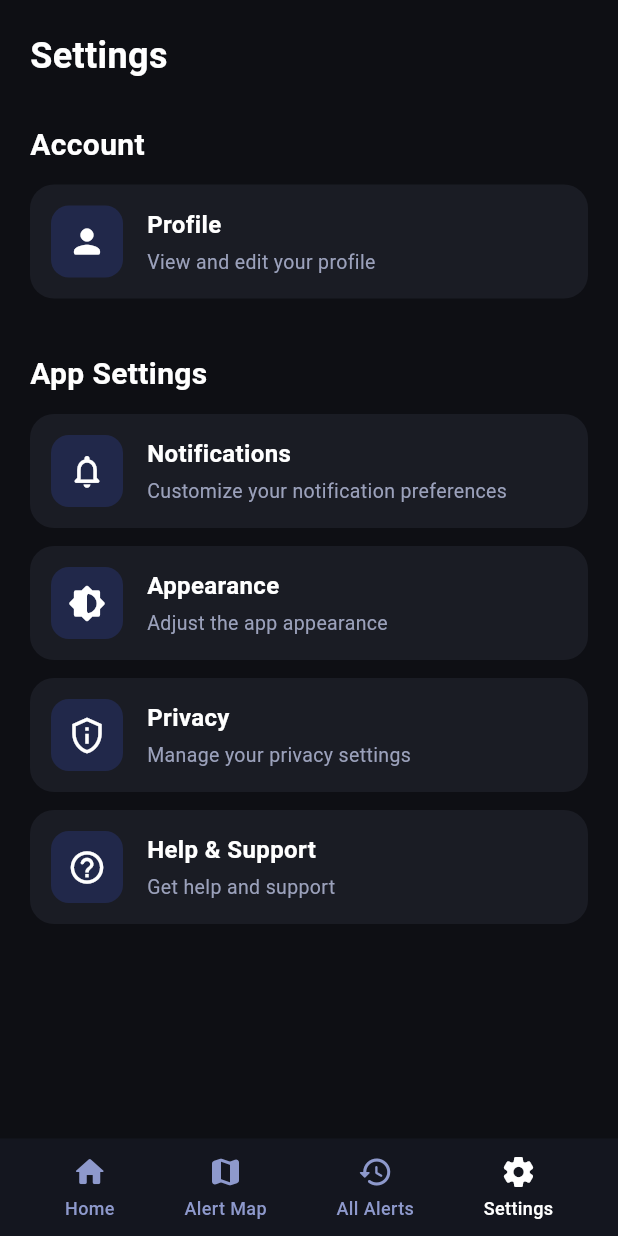
After one commit to Jejid/Global_Alert_GNSS, a Flutter app: the SettingsScreen screen opened directly, item 2 of the bottom bar chosen, after a tap on the "close" icon, on a phone screen of 412 x 824 dp. The commit adds this screen. Run offline on Flutter 3.47's test engine with Material 3 defaults, Android fonts, the phone set to English and light mode, and no system bars; our stand-ins replace flutter_map, google_maps_flutter, latlong2, lucide_icons; missing offline and left inert: flutter_map_tile_caching.

Commit message:
UI base done

```diff
--- a/lib/l10n/app_localizations.dart
+++ b/lib/l10n/app_localizations.dart
@@ -217,6 +217,12 @@ abstract class AppLocalizations {
   /// In en, this message translates to:
   /// **'Source'**
   String get source;
+
+  /// No description provided for @settings.
+  ///
+  /// In en, this message translates to:
+  /// **'Settings'**
+  String get settings;
 }
 
 class _AppLocalizationsDelegate
--- a/lib/l10n/app_localizations_en.dart
+++ b/lib/l10n/app_localizations_en.dart
@@ -67,4 +67,7 @@ class AppLocalizationsEn extends AppLocalizations {
 
   @override
   String get source => 'Source';
+
+  @override
+  String get settings => 'Settings';
 }
--- a/lib/l10n/app_localizations_es.dart
+++ b/lib/l10n/app_localizations_es.dart
@@ -67,4 +67,7 @@ class AppLocalizationsEs extends AppLocalizations {
 
   @override
   String get source => 'Fuente';
+
+  @override
+  String get settings => 'Configuraciones';
 }
--- a/lib/l10n/intl_en.arb
+++ b/lib/l10n/intl_en.arb
@@ -19,5 +19,6 @@
   "message": "Message",
   "alertInformation": "Alert Information",
   "timestamp": "Timestamp",
-  "source": "Source"
+  "source": "Source",
+  "settings": "Settings"
 }
--- a/lib/l10n/intl_es.arb
+++ b/lib/l10n/intl_es.arb
@@ -19,5 +19,6 @@
   "message": "Mensaje",
   "alertInformation": "Información de Alerta",
   "timestamp": "Fecha de envío",
-  "source": "Fuente"
+  "source": "Fuente",
+  "settings": "Configuraciones"
 }
--- a/lib/screens/alerts_list_screen.dart
+++ b/lib/screens/alerts_list_screen.dart
@@ -1,4 +1,5 @@
 import 'package:flutter/material.dart';
+import 'package:global_alert_gnss/screens/settings_screen.dart';
 import '../models/alert_message_model.dart';
 import '../services/alert_service.dart';
 import '../utils/alert_utils.dart';
@@ -227,10 +228,13 @@ class _AlertsListScreenState extends State<AlertsListScreen> {
                   ),
                   _buildFooterButton(
                     icon: Icons.settings_rounded,
-                    label: loc.appTitle,
+                    label: loc.settings,
                     isActive: false,
                     onTap: () {
-                      // navegación futura
+                      Navigator.push(
+                        context,
+                        MaterialPageRoute(builder: (_) => const SettingsScreen()),
+                      );
                     },
                   ),
                 ],
--- a/lib/screens/home_screen.dart
+++ b/lib/screens/home_screen.dart
@@ -1,5 +1,6 @@
 import 'package:flutter/material.dart';
 import 'package:flutter_map/flutter_map.dart';
+import 'package:global_alert_gnss/screens/settings_screen.dart';
 import 'package:latlong2/latlong.dart';
 import '../utils/alert_utils.dart';
 import '../models/alert_message_model.dart';
@@ -258,7 +259,11 @@ class _HomeScreenState extends State<HomeScreen> with SingleTickerProviderStateM
               child: Row(
                 mainAxisAlignment: MainAxisAlignment.spaceAround,
                 children: [
-                  _buildFooterButton(icon: Icons.home_rounded, label: loc.home, isActive: true, onTap: () {}),
+                  _buildFooterButton(icon:
+                      Icons.home_rounded,
+                      label: loc.home,
+                      isActive: true,
+                      onTap: () {}),
                   _buildFooterButton(
                     icon: Icons.map_rounded,
                     label: loc.alertMap,
@@ -283,10 +288,13 @@ class _HomeScreenState extends State<HomeScreen> with SingleTickerProviderStateM
                   ),
                   _buildFooterButton(
                     icon: Icons.settings_rounded,
-                    label: loc.appTitle,
+                    label: loc.settings,
                     isActive: false,
                     onTap: () {
-                      // Configuración futura
+                      Navigator.push(
+                        context,
+                        MaterialPageRoute(builder: (_) => const SettingsScreen()),
+                      );
                     },
                   ),
                 ],
--- a/lib/screens/map_screen.dart
+++ b/lib/screens/map_screen.dart
@@ -1,8 +1,13 @@
 import 'package:flutter/material.dart';
 import 'package:flutter_map/flutter_map.dart';
+import 'package:global_alert_gnss/screens/settings_screen.dart';
 import 'package:latlong2/latlong.dart';
 import '../models/alert_message_model.dart';
 import '../utils/alert_utils.dart';
+import '../screens/alert_detail_screen.dart';
+import '../screens/alerts_list_screen.dart';
+import '../l10n/app_localizations.dart';
+import 'home_screen.dart';
 
 class MapScreen extends StatelessWidget {
   final List<AlertMessage> alerts;
@@ -11,42 +16,168 @@ class MapScreen extends StatelessWidget {
 
   @override
   Widget build(BuildContext context) {
-    final markers = <Marker>[];
-    for (final alert in alerts) {
-      final color = AlertUtils.getAlertColor(alert.type);
-      for (final loc in alert.locations ?? []) {
-        markers.add(
+    const backgroundColor = Color(0xFF0E0F14);
+    const footerColor = Color(0xFF14161F);
+    const textColor = Colors.white;
+    const secondaryText = Color(0xFF9ba1bb);
+
+    final loc = AppLocalizations.of(context)!;
+
+    final markers = <Marker>[
+      for (var alert in alerts)
+        if (alert.locations != null)
+          for (var loc in alert.locations!)
             Marker(
-            point: LatLng(loc.lat, loc.lon),
               width: 40,
               height: 40,
+              point: LatLng(loc.lat, loc.lon),
               child: Icon(
                 Icons.location_on,
-              color: color,
+                color: AlertUtils.getAlertColor(alert.type),
                 size: 32,
+              ),
+            )
+    ];
+
+    return Scaffold(
+      backgroundColor: backgroundColor,
+      body: SafeArea(
+        child: Column(
+          children: [
+            // Header
+            Padding(
+              padding: const EdgeInsets.fromLTRB(20, 16, 20, 8),
+              child: Row(
+                children: [
+                  const Icon(Icons.map_rounded, color: textColor, size: 28),
+                  const SizedBox(width: 10),
+                  Expanded(
+                    child: Text(
+                      loc.alertMap,
+                      style: const TextStyle(
+                        fontSize: 22,
+                        fontWeight: FontWeight.bold,
+                        color: textColor,
+                      ),
+                    ),
+                  ),
+                  IconButton(
+                    icon: const Icon(Icons.close_rounded, color: Colors.white),
+                    onPressed: () => Navigator.pop(context),
+                  ),
+                ],
+              ),
+            ),
+
+            // Map Viewer
+            Expanded(
+              child: Padding(
+                padding: const EdgeInsets.symmetric(horizontal: 10),
+                child: ClipRRect(
+                  borderRadius: BorderRadius.circular(16),
+                  child: FlutterMap(
+                    options: MapOptions(
+                      initialCenter: markers.isNotEmpty
+                          ? markers.first.point
+                          : const LatLng(4.236479, -72.708779),
+                      initialZoom: 3.5,
+                    ),
+                    children: [
+                      TileLayer(
+                        urlTemplate:
+                        'https://tile.openstreetmap.org/{z}/{x}/{y}.png',
+                        userAgentPackageName: 'com.example.app',
+                      ),
+                      MarkerLayer(markers: markers),
+                    ],
+                  ),
+                ),
+              ),
+            ),
+
+            const SizedBox(height: 12),
+
+            // Footer Navigation Bar
+            Container(
+              color: footerColor,
+              padding: const EdgeInsets.symmetric(vertical: 10, horizontal: 20),
+              child: Row(
+                mainAxisAlignment: MainAxisAlignment.spaceAround,
+                children: [
+                  _buildFooterButton(
+                    icon: Icons.home_rounded,
+                    label: loc.home,
+                    isActive: false,
+                    onTap: () {
+                      Navigator.pushReplacement(
+                        context,
+                        MaterialPageRoute(builder: (_) => const HomeScreen()),
+                      );
+                    },
+                  ),
+                  _buildFooterButton(
+                    icon: Icons.map_rounded,
+                    label: loc.alertMap,
+                    isActive: true,
+                    onTap: () {},
+                  ),
+                  _buildFooterButton(
+                    icon: Icons.history_rounded,
+                    label: loc.history,
+                    isActive: false,
+                    onTap: () {
+                      Navigator.pushReplacement(
+                        context,
+                        MaterialPageRoute(
+                          builder: (_) => const AlertsListScreen(),
+                        ),
+                      );
+                    },
+                  ),
+                  _buildFooterButton(
+                    icon: Icons.settings_rounded,
+                    label: loc.settings,
+                    isActive: false,
+                    onTap: () {
+                      Navigator.push(
+                        context,
+                        MaterialPageRoute(builder: (_) => const SettingsScreen()),
+                      );
+                    },
+                  ),
+                ],
+              ),
+            ),
+          ],
         ),
       ),
     );
   }
-    }
 
-    return Scaffold(
-      appBar: AppBar(
-        title: const Text('Mapa de Alertas'),
-        backgroundColor: Colors.deepPurple,
+  Widget _buildFooterButton({
+    required IconData icon,
+    required String label,
+    required bool isActive,
+    required VoidCallback onTap,
+  }) {
+    const activeColor = Colors.white;
+    const inactiveColor = Color(0xFF8e99cc);
+
+    return GestureDetector(
+      onTap: onTap,
+      child: Column(
+        mainAxisSize: MainAxisSize.min,
+        children: [
+          Icon(icon, color: isActive ? activeColor : inactiveColor, size: 24),
+          const SizedBox(height: 4),
+          Text(
+            label,
+            style: TextStyle(
+              color: isActive ? activeColor : inactiveColor,
+              fontSize: 12,
+              fontWeight: FontWeight.w500,
             ),
-      body: FlutterMap(
-        options: MapOptions(
-          center: markers.isNotEmpty ? markers.first.point : LatLng(4.236479, -72.708779),
-          zoom: 3.5,
-          interactiveFlags: InteractiveFlag.all,
           ),
-        children: [
-          TileLayer(
-            urlTemplate: 'https://tile.openstreetmap.org/{z}/{x}/{y}.png',
-            userAgentPackageName: 'com.example.global_alert_gnss',
-          ),
-          MarkerLayer(markers: markers),
         ],
       ),
     );
--- /dev/null
+++ b/lib/screens/settings_screen.dart
@@ -0,0 +1,236 @@
+import 'package:flutter/material.dart';
+import '../l10n/app_localizations.dart';
+import 'alerts_list_screen.dart';
+import 'home_screen.dart';
+import 'map_screen.dart';
+
+class SettingsScreen extends StatelessWidget {
+  const SettingsScreen({super.key});
+
+  @override
+  Widget build(BuildContext context) {
+    const backgroundColor = Color(0xFF0E0F14);
+    const cardColor = Color(0xFF1A1C24);
+    const sectionTitleColor = Colors.white;
+    const itemTextColor = Colors.white;
+    const subtitleColor = Color(0xFF9ba1bb);
+    const iconBackground = Color(0xFF21284a);
+    const footerColor = Color(0xFF14161F);
+
+    final loc = AppLocalizations.of(context)!;
+
+    return Scaffold(
+      backgroundColor: backgroundColor,
+      body: SafeArea(
+        child: Column(
+          children: [
+            Expanded(
+              child: ListView(
+                padding: const EdgeInsets.symmetric(horizontal: 20, vertical: 20),
+                children: [
+                  Text(
+                    loc.settings,
+                    style: const TextStyle(
+                      fontSize: 24,
+                      fontWeight: FontWeight.bold,
+                      color: sectionTitleColor,
+                    ),
+                  ),
+                  const SizedBox(height: 28),
+                  const Text(
+                    'Account',
+                    style: TextStyle(
+                      fontSize: 20,
+                      fontWeight: FontWeight.bold,
+                      color: sectionTitleColor,
+                    ),
+                  ),
+                  const SizedBox(height: 12),
+                  _buildSettingItem(
+                    icon: Icons.person_rounded,
+                    title: 'Profile',
+                    subtitle: 'View and edit your profile',
+                    onTap: () {},
+                  ),
+                  const SizedBox(height: 24),
+                  const Text(
+                    'App Settings',
+                    style: TextStyle(
+                      fontSize: 20,
+                      fontWeight: FontWeight.bold,
+                      color: sectionTitleColor,
+                    ),
+                  ),
+                  const SizedBox(height: 12),
+                  _buildSettingItem(
+                    icon: Icons.notifications_none_rounded,
+                    title: 'Notifications',
+                    subtitle: 'Customize your notification preferences',
+                    onTap: () {},
+                  ),
+                  _buildSettingItem(
+                    icon: Icons.brightness_6_rounded,
+                    title: 'Appearance',
+                    subtitle: 'Adjust the app appearance',
+                    onTap: () {},
+                  ),
+                  _buildSettingItem(
+                    icon: Icons.privacy_tip_outlined,
+                    title: 'Privacy',
+                    subtitle: 'Manage your privacy settings',
+                    onTap: () {},
+                  ),
+                  _buildSettingItem(
+                    icon: Icons.help_outline_rounded,
+                    title: 'Help & Support',
+                    subtitle: 'Get help and support',
+                    onTap: () {},
+                  ),
+                ],
+              ),
+            ),
+            Container(
+              color: footerColor,
+              padding: const EdgeInsets.symmetric(vertical: 10, horizontal: 20),
+              child: Row(
+                mainAxisAlignment: MainAxisAlignment.spaceAround,
+                children: [
+                  _buildFooterButton(
+                    context,
+                    icon: Icons.home_rounded,
+                    label: loc.home,
+                    isActive: false,
+                    onTap: () {
+                      Navigator.pushAndRemoveUntil(
+                        context,
+                        MaterialPageRoute(builder: (_) => const HomeScreen()),
+                            (route) => false,
+                      );
+                    },
+                  ),
+                  _buildFooterButton(
+                    context,
+                    icon: Icons.map_rounded,
+                    label: loc.alertMap,
+                    isActive: false,
+                    onTap: () {
+                      Navigator.push(
+                        context,
+                        MaterialPageRoute(builder: (_) => const MapScreen(alerts: [])),
+                      );
+                    },
+                  ),
+                  _buildFooterButton(
+                    context,
+                    icon: Icons.history_rounded,
+                    label: loc.history,
+                    isActive: false,
+                    onTap: () {
+                      Navigator.push(
+                        context,
+                        MaterialPageRoute(builder: (_) => const AlertsListScreen()),
+                      );
+                    },
+                  ),
+                  _buildFooterButton(
+                    context,
+                    icon: Icons.settings_rounded,
+                    label: loc.settings,
+                    isActive: true,
+                    onTap: () {},
+                  ),
+                ],
+              ),
+            ),
+          ],
+        ),
+      ),
+    );
+  }
+
+  Widget _buildSettingItem({
+    required IconData icon,
+    required String title,
+    required String subtitle,
+    required VoidCallback onTap,
+  }) {
+    return GestureDetector(
+      onTap: onTap,
+      child: Container(
+        margin: const EdgeInsets.only(bottom: 12),
+        padding: const EdgeInsets.all(14),
+        decoration: BoxDecoration(
+          color: Color(0xFF1A1C24),
+          borderRadius: BorderRadius.circular(16),
+        ),
+        child: Row(
+          children: [
+            Container(
+              width: 48,
+              height: 48,
+              decoration: BoxDecoration(
+                color: Color(0xFF21284a),
+                borderRadius: BorderRadius.circular(12),
+              ),
+              child: Icon(icon, color: Colors.white, size: 26),
+            ),
+            const SizedBox(width: 16),
+            Expanded(
+              child: Column(
+                crossAxisAlignment: CrossAxisAlignment.start,
+                children: [
+                  Text(
+                    title,
+                    style: const TextStyle(
+                      fontSize: 16,
+                      fontWeight: FontWeight.w600,
+                      color: Colors.white,
+                    ),
+                  ),
+                  const SizedBox(height: 4),
+                  Text(
+                    subtitle,
+                    style: const TextStyle(
+                      fontSize: 13,
+                      color: Color(0xFF9ba1bb),
+                    ),
+                  ),
+                ],
+              ),
+            ),
+          ],
+        ),
+      ),
+    );
+  }
+
+  Widget _buildFooterButton(
+      BuildContext context, {
+        required IconData icon,
+        required String label,
+        required bool isActive,
+        required VoidCallback onTap,
+      }) {
+    const activeColor = Colors.white;
+    const inactiveColor = Color(0xFF8e99cc);
+
+    return GestureDetector(
+      onTap: onTap,
+      child: Column(
+        mainAxisSize: MainAxisSize.min,
+        children: [
+          Icon(icon, color: isActive ? activeColor : inactiveColor, size: 24),
+          const SizedBox(height: 4),
+          Text(
+            label,
+            style: TextStyle(
+              color: isActive ? activeColor : inactiveColor,
+              fontSize: 12,
+              fontWeight: FontWeight.w500,
+            ),
+          ),
+        ],
+      ),
+    );
+  }
+}
```
Lines whose indentation alone changed are shown as unchanged.
